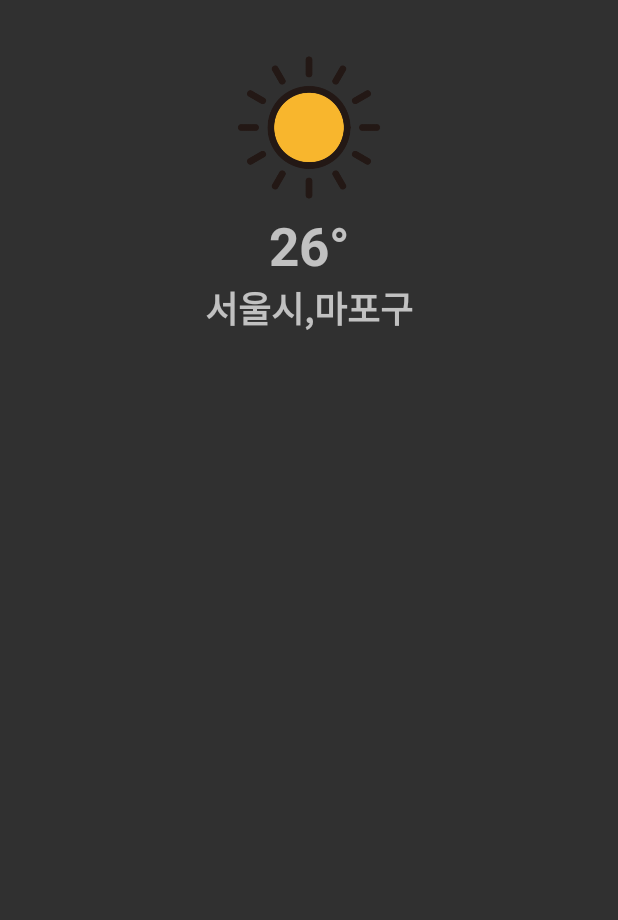
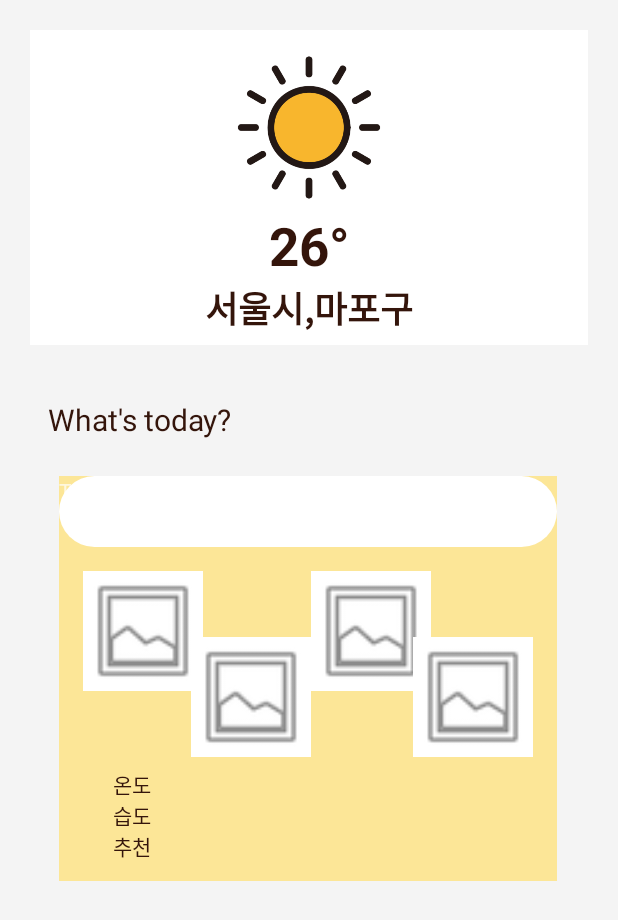
Before and after one commit to bi92/ClothingCast, an Android app: the HomeActivity screen opened directly, with no data from a screen before it, on a phone screen of 412 x 824 dp. Shown: the top 920 px of the screen. Run offline under Robolectric (Android 15) with nearby library versions, the light colour scheme and no system bars; our stand-ins replace Firebase (no records; nobody signed in at launch, a user with empty details on screens opened directly).

Commit message:
Connect cloud storage & Add RecommendFragment

```diff
--- a/app/build.gradle
+++ b/app/build.gradle
@@ -31,9 +31,7 @@ dependencies {
     implementation 'androidx.constraintlayout:constraintlayout:1.1.3'
     implementation 'com.google.android.material:material:1.0.0'
     implementation 'androidx.legacy:legacy-support-v4:1.0.0'
-    implementation files('D:\\ex_Workspace\\CCstudio_Source\\json-simple-1.1.1')
-    implementation files('libs\\json-simple-1.1.1.jar')
-    implementation files('libs\\json-simple-1.1.1.jar')
+    implementation files('libs//json-simple-1.1.1.jar')
     testImplementation 'junit:junit:4.12'
     androidTestImplementation 'androidx.test.ext:junit:1.1.1'
     androidTestImplementation 'androidx.test.espresso:espresso-core:3.2.0'
@@ -43,6 +41,7 @@ dependencies {
     implementation 'com.google.firebase:firebase-auth:19.3.2'
     implementation 'com.google.android.gms:play-services-auth:18.1.0'
     implementation 'com.google.firebase:firebase-firestore:21.5.0'
+    implementation 'com.google.firebase:firebase-storage:19.1.1'
 
     implementation 'com.android.support:multidex:1.0.3'
     implementation 'com.shawnlin:number-picker:2.4.10'
--- a/app/src/main/java/com/ccstudio/clothingcast/HomeActivity.java
+++ b/app/src/main/java/com/ccstudio/clothingcast/HomeActivity.java
@@ -40,8 +40,10 @@ public class HomeActivity extends AppCompatActivity {
     private static Object JSONArray;
     weatherDetail weatherdetail ;
     ImageView iv_curweather;
+    RecommendFragment recommendFragment;
+    FragmentTransaction fragmentTransaction;
 
-
+    FragmentManager fragmentManager;
 
     @Override
     protected void onCreate(Bundle savedInstanceState) {
@@ -68,18 +70,25 @@ public class HomeActivity extends AppCompatActivity {
         }.start();
 
         weatherdetail = new weatherDetail();
+        recommendFragment = new RecommendFragment();
         this.InitTodaySkyWidget();
+
+
+        //adding recommendFragment to area_weatherDetail
+        fragmentManager = getSupportFragmentManager();
+        fragmentTransaction = fragmentManager.beginTransaction();
+
+        fragmentTransaction.replace(R.id.area_weatherDetail,recommendFragment).commitAllowingStateLoss();
 
         iv_curweather = findViewById(R.id.curWeather);
         iv_curweather.setOnClickListener(new View.OnClickListener() {
             @Override
         public void onClick(View view) {
 
-            FragmentManager fragmentManager = getSupportFragmentManager();
-            FragmentTransaction fragmentTransaction = fragmentManager.beginTransaction();
-            fragmentTransaction.replace(R.id.area_weatherDetail, weatherdetail);
+                fragmentTransaction = fragmentManager.beginTransaction();
+                fragmentTransaction.replace(R.id.area_weatherDetail, weatherdetail).commitAllowingStateLoss();
 
-            fragmentTransaction.commit();
+            //fragmentTransaction.commit();
 
 
             }
@@ -93,10 +102,11 @@ public class HomeActivity extends AppCompatActivity {
     {
         if(index == 1)
         {
-            FragmentManager manager = getSupportFragmentManager();
-            FragmentTransaction transaction = manager.beginTransaction();
-            transaction.remove(weatherdetail);
-            transaction.commit();
+            //FragmentManager manager = getSupportFragmentManager();
+            //FragmentTransaction transaction = manager.beginTransaction();
+            fragmentTransaction = fragmentManager.beginTransaction();
+            fragmentTransaction.replace(R.id.area_weatherDetail,recommendFragment).commitAllowingStateLoss();
+            //transaction.commit();
         }
     }
 
--- /dev/null
+++ b/app/src/main/java/com/ccstudio/clothingcast/RecommendFragment.java
@@ -0,0 +1,111 @@
+package com.ccstudio.clothingcast;
+
+import android.content.Context;
+import android.graphics.Bitmap;
+import android.graphics.BitmapFactory;
+import android.os.Bundle;
+
+import androidx.annotation.NonNull;
+import androidx.fragment.app.Fragment;
+
+import android.view.LayoutInflater;
+import android.view.View;
+import android.view.ViewGroup;
+import android.widget.ImageView;
+
+import com.google.android.gms.tasks.OnFailureListener;
+import com.google.android.gms.tasks.OnSuccessListener;
+import com.google.firebase.storage.FirebaseStorage;
+import com.google.firebase.storage.StorageReference;
+
+/**
+ * A simple {@link Fragment} subclass.
+ * Use the {@link RecommendFragment#newInstance} factory method to
+ * create an instance of this fragment.
+ */
+public class RecommendFragment extends Fragment {
+
+    // TODO: Rename parameter arguments, choose names that match
+    // the fragment initialization parameters, e.g. ARG_ITEM_NUMBER
+    private static final String ARG_PARAM1 = "recommend1";
+    private static final String ARG_PARAM2 = "recommend2";
+
+    // TODO: Rename and change types of parameters
+    private String mParam1;
+    private String mParam2;
+
+    FirebaseStorage defaultImageStorage;
+    HomeActivity activity;
+
+    public RecommendFragment() {
+        // Required empty public constructor
+    }
+
+    /**
+     * Use this factory method to create a new instance of
+     * this fragment using the provided parameters.
+     *
+     * @param param1 Parameter 1.
+     * @param param2 Parameter 2.
+     * @return A new instance of fragment RecommendFragment.
+     */
+    // TODO: Rename and change types and number of parameters
+    public static RecommendFragment newInstance(String param1, String param2) {
+        RecommendFragment fragment = new RecommendFragment();
+        Bundle args = new Bundle();
+        args.putString(ARG_PARAM1, param1);
+        args.putString(ARG_PARAM2, param2);
+        fragment.setArguments(args);
+        return fragment;
+    }
+
+    @Override
+    public void onAttach(@NonNull Context context) {
+        super.onAttach(context);
+        activity=(HomeActivity) getActivity();
+    }
+
+    @Override
+    public void onDetach() {
+        super.onDetach();
+
+        activity = null;
+    }
+
+    @Override
+    public void onCreate(Bundle savedInstanceState) {
+        super.onCreate(savedInstanceState);
+        if (getArguments() != null) {
+            mParam1 = getArguments().getString(ARG_PARAM1);
+            mParam2 = getArguments().getString(ARG_PARAM2);
+        }
+
+        //test for getting image from storage
+        defaultImageStorage = FirebaseStorage.getInstance();
+
+        StorageReference islandRef = defaultImageStorage.getReference().child("clothes/1.png");
+
+        final long ONE_MEGABYTE = 1024 * 1024;
+        islandRef.getBytes(ONE_MEGABYTE).addOnSuccessListener(new OnSuccessListener<byte[]>() {
+            @Override
+            public void onSuccess(byte[] bytes) {
+                // Data for "images/island.jpg" is returns, use this as needed
+                Bitmap bitmap = BitmapFactory.decodeByteArray(bytes, 0, bytes.length);
+                ImageView temp = (ImageView)getView().findViewById(R.id.imageView2);
+                temp.setImageBitmap(bitmap);
+            }
+        }).addOnFailureListener(new OnFailureListener() {
+            @Override
+            public void onFailure(@NonNull Exception exception) {
+                // Handle any errors
+            }
+        });
+    }
+
+    @Override
+    public View onCreateView(LayoutInflater inflater, ViewGroup container,
+                             Bundle savedInstanceState) {
+        // Inflate the layout for this fragment
+        return inflater.inflate(R.layout.fragment_recommend, container, false);
+    }
+}
--- a/app/src/main/res/layout/activity_home.xml
+++ b/app/src/main/res/layout/activity_home.xml
@@ -4,6 +4,7 @@
     xmlns:tools="http://schemas.android.com/tools"
     android:layout_width="match_parent"
     android:layout_height="match_parent"
+    android:background="#F4F4F4"
     tools:context=".HomeActivity">
 
     <RelativeLayout
@@ -16,6 +17,7 @@
         android:layout_marginTop="20dp"
         android:layout_marginEnd="20dp"
         android:layout_marginRight="20dp"
+        android:background="#FFFFFF"
         app:layout_constraintEnd_toEndOf="parent"
         app:layout_constraintStart_toStartOf="parent"
         app:layout_constraintTop_toTopOf="parent">
@@ -40,6 +42,7 @@
             android:singleLine="false"
             android:text="26°"
 
+            android:textColor="#34150B"
             android:textSize="35sp"
             android:textStyle="bold"
             android:typeface="sans" />
@@ -53,6 +56,7 @@
             android:gravity="center_horizontal"
             android:singleLine="false"
             android:text="서울시,마포구"
+            android:textColor="#34150B"
             android:textSize="24sp"
             android:textStyle="bold"
             android:typeface="sans" />
@@ -60,12 +64,14 @@
 
     </RelativeLayout>
 
-    <RelativeLayout
+    <androidx.constraintlayout.widget.ConstraintLayout
         android:id="@+id/area_weatherDetail"
         android:layout_width="match_parent"
         android:layout_height="0dp"
-        android:background="#44FF2F"
         app:layout_constraintBottom_toBottomOf="parent"
-        app:layout_constraintStart_toStartOf="parent" />
+        app:layout_constraintEnd_toEndOf="parent"
+        app:layout_constraintStart_toStartOf="parent"
+        app:layout_constraintTop_toBottomOf="@+id/weatherFrame"
+        app:layout_constraintVertical_bias="0.467"/>
 
 </androidx.constraintlayout.widget.ConstraintLayout>
--- /dev/null
+++ b/app/src/main/res/layout/fragment_recommend.xml
@@ -0,0 +1,110 @@
+<?xml version="1.0" encoding="utf-8"?>
+<FrameLayout xmlns:android="http://schemas.android.com/apk/res/android"
+    xmlns:app="http://schemas.android.com/apk/res-auto"
+    xmlns:tools="http://schemas.android.com/tools"
+    android:layout_width="match_parent"
+    android:layout_height="match_parent"
+    android:background="#F4F4F4"
+    tools:context=".RecommendFragment">
+
+    <androidx.constraintlayout.widget.ConstraintLayout
+        android:layout_width="match_parent"
+        android:layout_height="match_parent">
+
+        <androidx.constraintlayout.widget.ConstraintLayout
+            android:layout_width="332dp"
+            android:layout_height="270dp"
+            android:layout_marginTop="24dp"
+            android:background="#FCE697"
+            app:layout_constraintEnd_toEndOf="parent"
+            app:layout_constraintHorizontal_bias="0.493"
+            app:layout_constraintStart_toStartOf="parent"
+            app:layout_constraintTop_toBottomOf="@+id/textView2">
+
+            <TextView
+                android:id="@+id/textView4"
+                android:layout_width="match_parent"
+                android:layout_height="47dp"
+                android:background="@drawable/button"
+                android:text="TextView"
+                app:layout_constraintEnd_toEndOf="parent"
+                app:layout_constraintStart_toStartOf="parent"
+                app:layout_constraintTop_toTopOf="parent" />
+
+            <ImageView
+                android:id="@+id/imageView2"
+                android:layout_width="80dp"
+                android:layout_height="80dp"
+                android:layout_marginStart="16dp"
+                android:layout_marginLeft="16dp"
+                android:layout_marginTop="16dp"
+                android:background="#FFFFFF"
+                app:layout_constraintStart_toStartOf="parent"
+                app:layout_constraintTop_toBottomOf="@+id/textView4"
+                app:srcCompat="@android:drawable/ic_menu_gallery" />
+
+            <ImageView
+                android:id="@+id/imageView9"
+                android:layout_width="80dp"
+                android:layout_height="80dp"
+                android:layout_marginStart="88dp"
+                android:layout_marginLeft="88dp"
+                android:layout_marginTop="60dp"
+                android:background="#FFFFFF"
+                app:layout_constraintStart_toStartOf="parent"
+                app:layout_constraintTop_toBottomOf="@+id/textView4"
+                app:srcCompat="@android:drawable/ic_menu_gallery" />
+
+            <ImageView
+                android:id="@+id/imageView10"
+                android:layout_width="80dp"
+                android:layout_height="80dp"
+                android:layout_marginStart="168dp"
+                android:layout_marginLeft="168dp"
+                android:layout_marginTop="16dp"
+                android:background="#FFFFFF"
+                app:layout_constraintStart_toStartOf="parent"
+                app:layout_constraintTop_toBottomOf="@+id/textView4"
+                app:srcCompat="@android:drawable/ic_menu_gallery" />
+
+            <ImageView
+                android:id="@+id/imageView11"
+                android:layout_width="80dp"
+                android:layout_height="80dp"
+                android:layout_marginStart="236dp"
+                android:layout_marginLeft="236dp"
+                android:layout_marginTop="60dp"
+                android:background="#FFFFFF"
+                app:layout_constraintStart_toStartOf="parent"
+                app:layout_constraintTop_toBottomOf="@+id/textView4"
+                app:srcCompat="@android:drawable/ic_menu_gallery" />
+
+            <TextView
+                android:id="@+id/textView5"
+                android:layout_width="wrap_content"
+                android:layout_height="wrap_content"
+                android:layout_marginStart="36dp"
+                android:layout_marginLeft="36dp"
+                android:layout_marginTop="8dp"
+                android:text="온도\n습도\n추천"
+                android:textColor="#34150B"
+                app:layout_constraintStart_toStartOf="parent"
+                app:layout_constraintTop_toBottomOf="@+id/imageView9" />
+
+        </androidx.constraintlayout.widget.ConstraintLayout>
+
+        <TextView
+            android:id="@+id/textView2"
+            android:layout_width="wrap_content"
+            android:layout_height="wrap_content"
+            android:layout_marginStart="32dp"
+            android:layout_marginLeft="32dp"
+            android:layout_marginTop="36dp"
+            android:text="What's today?"
+            android:textColor="#34150B"
+            android:textSize="20sp"
+            app:layout_constraintStart_toStartOf="parent"
+            app:layout_constraintTop_toTopOf="parent" />
+    </androidx.constraintlayout.widget.ConstraintLayout>
+
+</FrameLayout>
```
